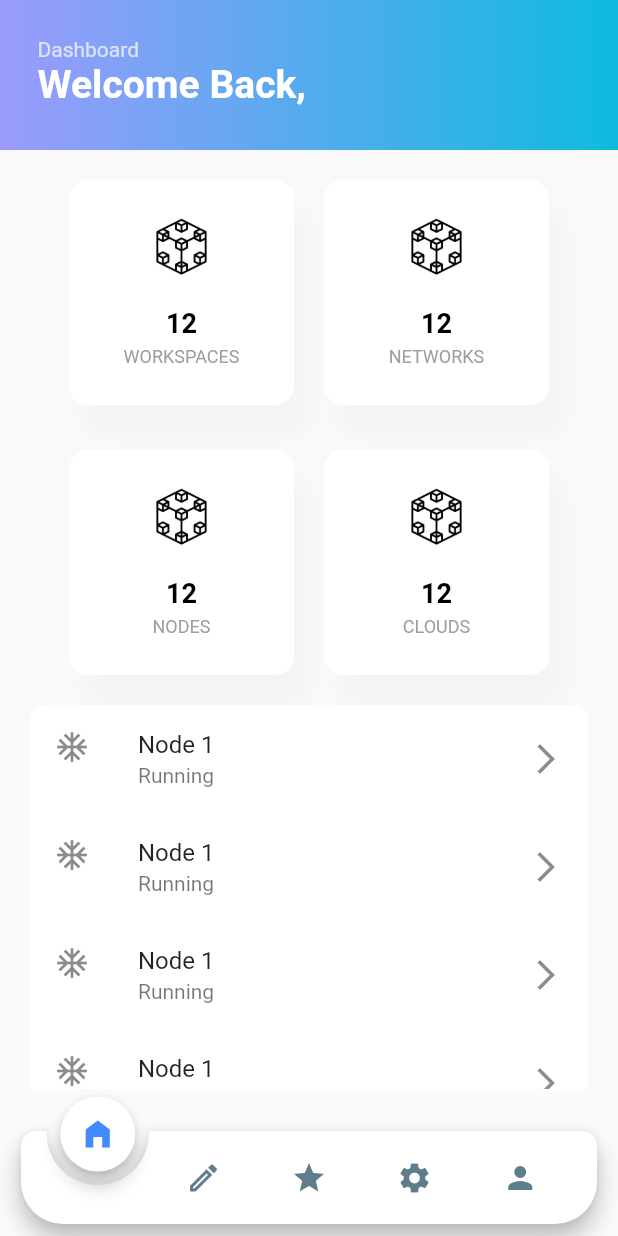
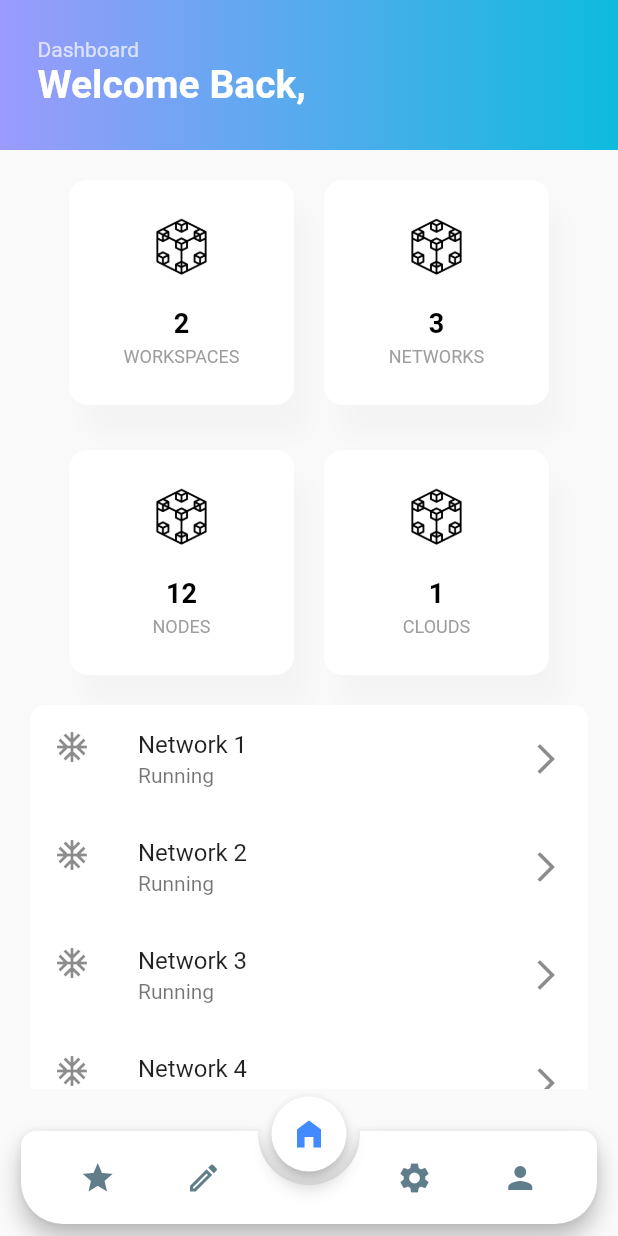
Before and after one commit to kiridharan/hyperbass_frontend, a Flutter app: the screen it shows after launch, on a phone screen of 412 x 824 dp. Run offline on Flutter 3.47's test engine with Material 2 defaults, Android fonts, the phone set to English and light mode, and no system bars; drawn by our look-alikes of animated_notch_bottom_bar; our stand-ins replace get, syncfusion_flutter_datagrid; missing offline and left inert: code_editor.

Commit message:
Added create node & TopBar

```diff
--- a/lib/main.dart
+++ b/lib/main.dart
@@ -2,17 +2,16 @@ import 'package:animated_notch_bottom_bar/animated_notch_bottom_bar/animated_not
 import 'package:blockchain/view/pages/createnode/create_node.dart';
 import 'package:blockchain/view/pages/home/home_page.dart';
 import 'package:flutter/material.dart';
+import 'package:get/get.dart';
 
-void main() {
-  runApp(const MyApp());
-}
+void main() => runApp(const GetMaterialApp(home: MyApp()));
 
 class MyApp extends StatelessWidget {
   const MyApp({Key? key}) : super(key: key);
   @override
   Widget build(BuildContext context) {
     return MaterialApp(
-      title: 'Animated Notch Bottom Bar',
+      title: 'HyperBASE',
       theme: ThemeData(
         primarySwatch: Colors.blue,
       ),
@@ -30,15 +29,15 @@ class MyHomePage extends StatefulWidget {
 
 class _MyHomePageState extends State<MyHomePage> {
   /// Controller to handle PageView and also handles initial page
-  final _pageController = PageController(initialPage: 0);
+  final _pageController = PageController(initialPage: 2);
 
   int maxCount = 5;
 
   /// widget list
   final List<Widget> bottomBarPages = [
+    const Page3(),
+    const CreateNode(),
     const HomePage(),
-    const CreateNode(),
-    const Page3(),
     const Page4(),
     const Page5(),
   ];
@@ -71,29 +70,6 @@ class _MyHomePageState extends State<MyHomePage> {
               showLabel: false,
               notchColor: Colors.white,
               bottomBarItems: const [
-                BottomBarItem(
-                  inActiveItem: Icon(
-                    Icons.home_filled,
-                    color: Colors.blueGrey,
-                  ),
-                  activeItem: Icon(
-                    Icons.home_filled,
-                    color: Colors.blueAccent,
-                  ),
-                  itemLabel: 'Page 1',
-                ),
-                BottomBarItem(
-                  inActiveItem: Icon(
-                    Icons.create_outlined,
-                    color: Colors.blueGrey,
-                  ),
-                  activeItem: Icon(
-                    Icons.star,
-                    color: Colors.blueAccent,
-                  ),
-                  itemLabel: 'Page 2',
-                ),
-
                 ///svg example
                 BottomBarItem(
                   inActiveItem: Icon(
@@ -105,6 +81,28 @@ class _MyHomePageState extends State<MyHomePage> {
                     color: Colors.blueAccent,
                   ),
                   itemLabel: 'Page 3',
+                ),
+                BottomBarItem(
+                  inActiveItem: Icon(
+                    Icons.create_outlined,
+                    color: Colors.blueGrey,
+                  ),
+                  activeItem: Icon(
+                    Icons.create_outlined,
+                    color: Colors.blueAccent,
+                  ),
+                  itemLabel: 'Page 2',
+                ),
+                BottomBarItem(
+                  inActiveItem: Icon(
+                    Icons.home_filled,
+                    color: Colors.blueGrey,
+                  ),
+                  activeItem: Icon(
+                    Icons.home_filled,
+                    color: Colors.blueAccent,
+                  ),
+                  itemLabel: 'Page 1',
                 ),
                 BottomBarItem(
                   inActiveItem: Icon(
@@ -159,7 +157,8 @@ class Page4 extends StatelessWidget {
   @override
   Widget build(BuildContext context) {
     return Container(
-        color: Colors.blue, child: const Center(child: Text('Page 4')));
+        color: Colors.blue,
+        child: const Center(child: Text('Page 4 for Channek addition')));
   }
 }
 
@@ -170,6 +169,6 @@ class Page5 extends StatelessWidget {
   Widget build(BuildContext context) {
     return Container(
         color: Colors.lightGreenAccent,
-        child: const Center(child: Text('Page 4')));
+        child: const Center(child: Text('Page 4 for billing')));
   }
 }
--- a/lib/view/components/createnode/textinput_field.dart
+++ b/lib/view/components/createnode/textinput_field.dart
@@ -17,7 +17,7 @@ class EmailInputFb extends StatelessWidget {
     const primaryColor = Color(0xff4338CA);
     const secondaryColor = Color(0xff6D28D9);
     const accentColor = Color(0xffffffff);
-    const backgroundColor = Color(0xffffffff);
+    // const backgroundColor = Color(0xffffffff);
     const errorColor = Color(0xffEF4444);
 
     return Column(
--- a/lib/view/components/home/topbar.dart
+++ b/lib/view/components/home/topbar.dart
@@ -1,9 +1,16 @@
 import 'package:flutter/material.dart';
 
 class TopBarFb extends StatelessWidget {
+  final bool autoback;
   final String title;
   final String upperTitle;
-  const TopBarFb({required this.title, required this.upperTitle, Key? key})
+  var func;
+  TopBarFb(
+      {required this.title,
+      required this.func,
+      required this.autoback,
+      required this.upperTitle,
+      Key? key})
       : super(key: key);
   final primaryColor = const Color(0xff9b9bfc);
   final secondaryColor = const Color(0xff0ebbde);
@@ -19,7 +26,18 @@ class TopBarFb extends StatelessWidget {
           gradient: LinearGradient(colors: [primaryColor, secondaryColor])),
       child: Padding(
         padding: const EdgeInsets.all(25.0),
-        child: Column(
+        child: Row(
+          children: [
+            autoback
+                ? IconButton(
+                    onPressed: func,
+                    icon: const Icon(
+                      Icons.arrow_back_ios,
+                      color: Colors.white,
+                    ),
+                  )
+                : const SizedBox(),
+            Column(
               mainAxisAlignment: MainAxisAlignment.start,
               crossAxisAlignment: CrossAxisAlignment.start,
               children: [
@@ -35,6 +53,8 @@ class TopBarFb extends StatelessWidget {
                         fontWeight: FontWeight.bold))
               ],
             ),
+          ],
+        ),
       ),
     );
   }
--- a/lib/view/pages/createnode/create_node.dart
+++ b/lib/view/pages/createnode/create_node.dart
@@ -16,9 +16,11 @@ class _CreateNodeState extends State<CreateNode> {
   Widget build(BuildContext context) {
     return SafeArea(
       child: Scaffold(
-          appBar: const PreferredSize(
-            preferredSize: Size.fromHeight(100.0),
+          appBar: PreferredSize(
+            preferredSize: const Size.fromHeight(100.0),
             child: TopBarFb(
+              func: () => Navigator.pop(context),
+              autoback: false,
               title: 'Create Node',
               upperTitle: "Create a new node",
             ),
--- a/lib/view/pages/home/home_page.dart
+++ b/lib/view/pages/home/home_page.dart
@@ -1,6 +1,8 @@
 import 'package:blockchain/view/components/home/container_card.dart';
 import 'package:blockchain/view/components/home/topbar.dart';
+import 'package:blockchain/view/pages/individualnode/individual_node.dart';
 import 'package:flutter/material.dart';
+import 'package:get/get.dart';
 
 class HomePage extends StatefulWidget {
   const HomePage({
@@ -13,6 +15,36 @@ class HomePage extends StatefulWidget {
 
 class _HomePageState extends State<HomePage> {
   final String imageURL = "assets/images/node.png";
+  final _nodeData = [
+    {
+      "name": "Network 1",
+      "status": "Running",
+    },
+    {
+      "name": "Network 2",
+      "status": "Running",
+    },
+    {
+      "name": "Network 3",
+      "status": "Running",
+    },
+    {
+      "name": "Network 4",
+      "status": "Running",
+    },
+    {
+      "name": "Network 5",
+      "status": "Running",
+    },
+    {
+      "name": "Network 6",
+      "status": "Running",
+    },
+    {
+      "name": "Network 7",
+      "status": "Running",
+    },
+  ];
 
   @override
   Widget build(BuildContext context) {
@@ -21,9 +53,14 @@ class _HomePageState extends State<HomePage> {
     // final height = MediaQuery.of(context).size.height;
     return SafeArea(
       child: Scaffold(
-        appBar: const PreferredSize(
-            preferredSize: Size.fromHeight(100.0),
+        appBar: PreferredSize(
+            preferredSize: const Size.fromHeight(100.0),
             child: TopBarFb(
+              func: () {
+                // print("Back");
+                Get.back();
+              },
+              autoback: false,
               title: "Dashboard",
               upperTitle: "Welcome Back,",
             )),
@@ -42,22 +79,20 @@ class _HomePageState extends State<HomePage> {
                     crossAxisAlignment: WrapCrossAlignment.start,
                     alignment: WrapAlignment.spaceEvenly,
                     // direction: Axis.horizontal,
-                    // spacing: 20,
+                    spacing: 20,
                     runSpacing: 30,
                     children: [
                       ViewCards(
-                        text: 12.toString(),
+                        text: 2.toString(),
                         imageUrl: imageURL,
                         subtitle: "WORKSPACES",
                         onPressed: () {
                           // print("Network");
                         },
                       ),
-                      const SizedBox(
-                        width: 20,
-                      ),
+
                       ViewCards(
-                        text: 12.toString(),
+                        text: 3.toString(),
                         imageUrl: imageURL,
                         subtitle: "NETWORKS",
                         onPressed: () {
@@ -73,11 +108,9 @@ class _HomePageState extends State<HomePage> {
                           // print("Network");
                         },
                       ),
-                      const SizedBox(
-                        width: 20,
-                      ),
+
                       ViewCards(
-                        text: 12.toString(),
+                        text: 1.toString(),
                         imageUrl: imageURL,
                         subtitle: "CLOUDS",
                         onPressed: () {
@@ -99,13 +132,16 @@ class _HomePageState extends State<HomePage> {
                     ),
                     // ListView for showing all running nodes
                     child: ListView.builder(
-                        itemCount: 10,
+                        itemCount: _nodeData.length,
                         itemBuilder: (context, index) {
                           return ListTile(
-                            onTap: () {},
+                            onTap: () {
+                              Get.to(() => const IndividualNode());
+                            },
                             leading: const Icon(Icons.ac_unit),
-                            title: const Text("Node 1"),
-                            subtitle: const Text("Running"),
+                            title: Text(_nodeData[index]["name"] as String),
+                            subtitle:
+                                Text(_nodeData[index]["status"] as String),
                             trailing: const Icon(Icons.arrow_forward_ios),
                           );
                         }),
--- /dev/null
+++ b/my_flow.yaml
@@ -0,0 +1,3 @@
+description: My cool flow
+---
+- log: "Hello World!"
--- a/pubspec.yaml
+++ b/pubspec.yaml
@@ -29,9 +29,11 @@ environment:
 # versions available, run `flutter pub outdated`.
 dependencies:
   animated_notch_bottom_bar: ^0.0.6
+  code_editor: ^1.3.2
   cupertino_icons: ^1.0.2
   flutter:
     sdk: flutter
+  get: ^4.6.5
   google_fonts: ^4.0.3
   responsive_builder: ^0.5.1
   syncfusion_flutter_datagrid: ^20.4.50
```
Also changed, not shown: dart_dependency_validator.yaml (added, +7 -0 lines), lib/view/pages/code/code_edittor_sm.dart (added, +112 -0 lines), lib/view/pages/individualnode/individual_node.dart (added, +163 -0 lines), lib/view/pages/login/login_page.dart (added, +29 -0 lines), pubspec.lock, 5 other files. Lines whose indentation alone changed are shown as unchanged.
